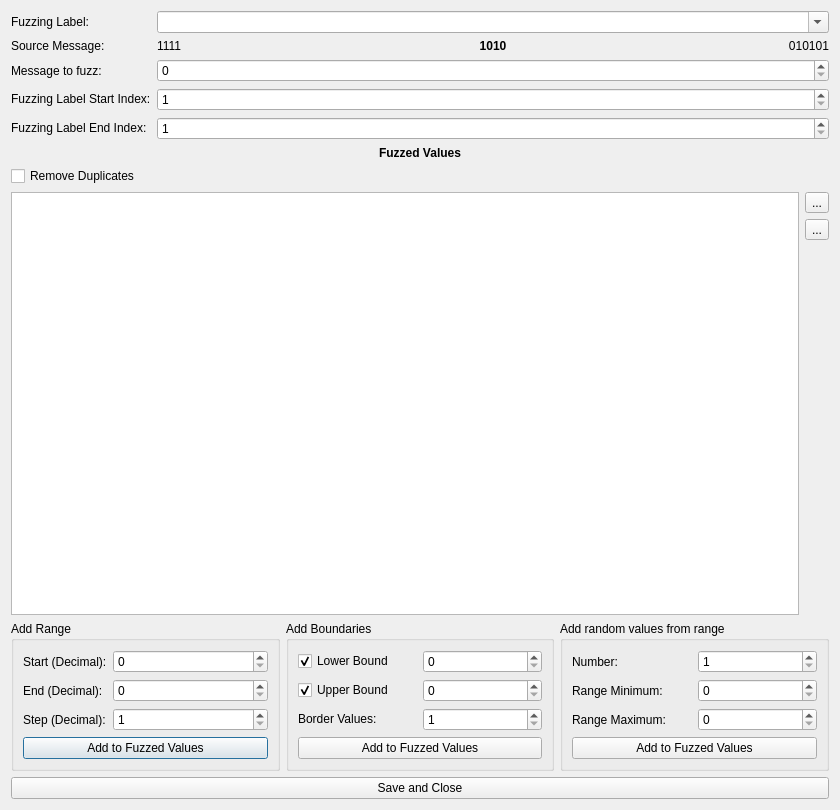
Before: the Qt Designer form ui/fuzzing.ui in jopohl/urh, drawn with Qt 5.
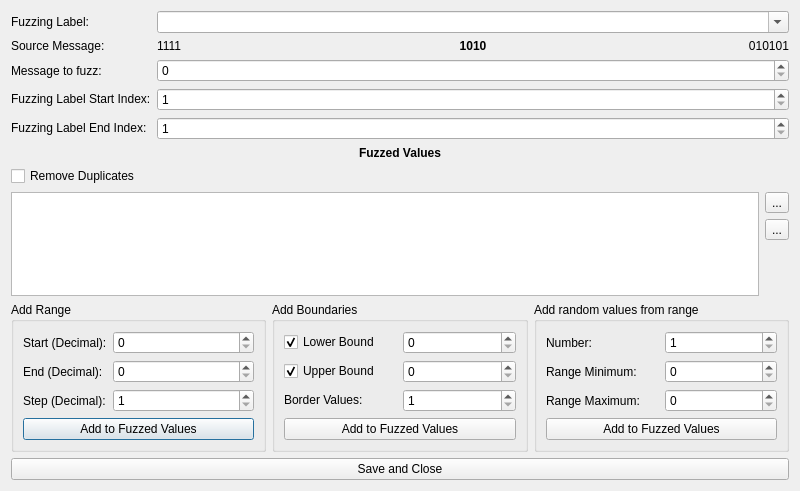
After: the same form once the commit is applied. Icons and pictures are not drawn. Custom widgets are drawn as their Qt base class.

Patch:
```diff
--- a/ui/fuzzing.ui
+++ b/ui/fuzzing.ui
@@ -6,8 +6,8 @@
    <rect>
     <x>0</x>
     <y>0</y>
-    <width>840</width>
-    <height>810</height>
+    <width>800</width>
+    <height>491</height>
    </rect>
   </property>
   <property name="windowTitle">
```
